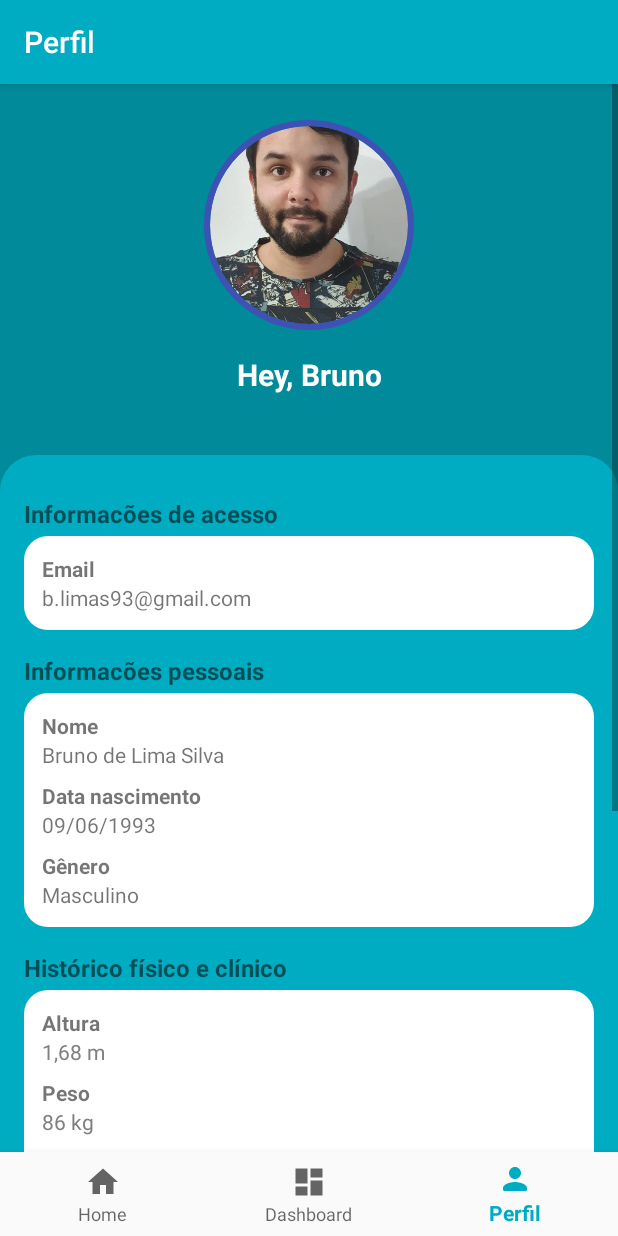
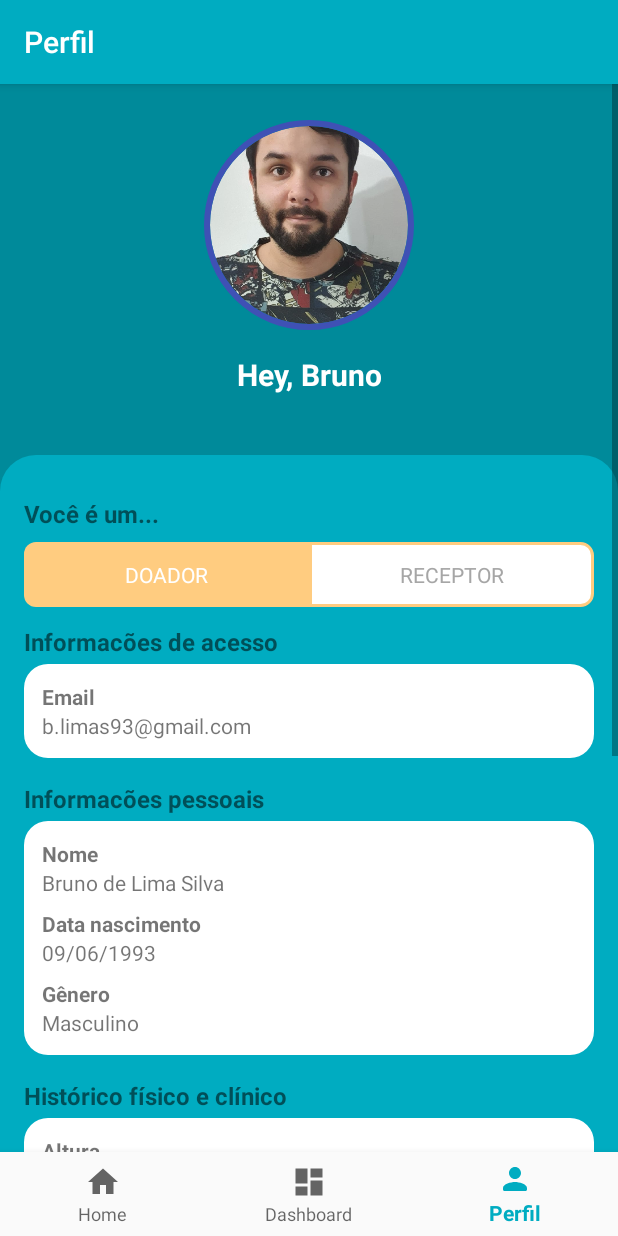
Before and after one commit to MANOLOS-BR/app-livin-other, an Android app: the ProfileFragment screen opened through its navigation route, on a phone screen of 412 x 824 dp. Run offline under Robolectric (Android 15) with nearby library versions, the phone set to English and light mode, and no system bars; our stand-ins replace navigation-ui; plain views replace CircularImageView; 1 statement that could not run was skipped.

Commit message:
update repositoty

```diff
--- a/app/src/main/java/com/manoloscorp/livinother/view/fragment/ProfileFragment.kt
+++ b/app/src/main/java/com/manoloscorp/livinother/view/fragment/ProfileFragment.kt
@@ -5,6 +5,7 @@ import android.util.Log
 import android.view.LayoutInflater
 import android.view.View
 import android.view.ViewGroup
+import android.widget.RadioButton
 import android.widget.Toast
 import androidx.fragment.app.Fragment
 import androidx.lifecycle.Observer
@@ -12,9 +13,10 @@ import androidx.lifecycle.ViewModelProvider
 import com.manoloscorp.livinother.R
 import com.manoloscorp.livinother.service.model.Profile
 import com.manoloscorp.livinother.viewmodel.ProfileViewModel
+import kotlinx.android.synthetic.main.activity_login.*
 import kotlinx.android.synthetic.main.fragment_profile.*
 
-class ProfileFragment : Fragment() {
+class ProfileFragment : Fragment(), View.OnClickListener {
 
     private lateinit var mViewModel: ProfileViewModel
 
@@ -28,20 +30,46 @@ class ProfileFragment : Fragment() {
 
         val root = inflater.inflate(R.layout.fragment_profile, container, false)
 
-        // Cria os observadores
         observe()
 
-        mViewModel.getProfile(1)
+        mViewModel.getProfile(2)
 
         return root
+    }
+
+    override fun onViewCreated(view: View, savedInstanceState: Bundle?) {
+        super.onViewCreated(view, savedInstanceState)
+        setListeners()
+    }
+
+    private fun onRadioButtonClicked(view: View) {
+
+        if (view is RadioButton) {
+            // Is the button now checked?
+            val checked = view.isChecked
+
+            // Check which radio button was clicked
+            when (view.getId()) {
+                R.id.radioButton_donor ->
+                    if (checked) {
+                        radioButton_donor.setTextColor(resources.getColor(R.color.white, null))
+                        radioButton_receiver.setTextColor(resources.getColor(R.color.dark_grey,null)
+                        )
+                    }
+                R.id.radioButton_receiver ->
+                    if (checked) {
+                        radioButton_donor.setTextColor(resources.getColor(R.color.dark_grey, null))
+                        radioButton_receiver.setTextColor(resources.getColor(R.color.white, null))
+                    }
+            }
+        }
+
     }
 
     private fun observe() {
         mViewModel.profile.observe(viewLifecycleOwner, Observer {
             if (it != null) {
-
                 setProfileValues(it)
-
             }
         })
 
@@ -56,14 +84,43 @@ class ProfileFragment : Fragment() {
         text_email.text = profile.email
         text_date_birthday.text = profile.dataNascimento
         text_genre.text = profile.genre
-        profile.userType
+        setProfileType(profile.userType)
         text_weight.text = profile.medicalHistory.weight.toString()
-        text_weight.text = profile.medicalHistory.height.toString()
+        text_height.text = profile.medicalHistory.height.toString()
         checkbox_chemical_addict.isChecked = profile.medicalHistory.drugAddict
         checkbox_alcoholic.isChecked = profile.medicalHistory.alcoholConsumption
         checkbox_communicable_diseases.isChecked = profile.medicalHistory.communicableDisease
         checkbox_degenerative_diseases.isChecked = profile.medicalHistory.degenerativeDisease
-        checkbox_practice_physical_activities.isChecked =
-            profile.medicalHistory.practicePhysicalActivity
+        checkbox_practice_physical_activities.isChecked = profile.medicalHistory.practicePhysicalActivity
+    }
+
+    /**
+     * Inicializa os eventos de click
+     */
+    private fun setListeners() {
+        radioGroup_user_type.setOnClickListener(this)
+        radioButton_donor.setOnClickListener(this)
+        radioButton_receiver.setOnClickListener(this)
+        btn_logout.setOnClickListener(this)
+    }
+
+    private fun setProfileType(value: String){
+        if (value == "DOADOR"){
+            radioButton_donor.isChecked = true
+            onRadioButtonClicked(radioButton_donor)
+        }else{
+            radioButton_receiver.isChecked = true
+            onRadioButtonClicked(radioButton_receiver)
+        }
+
+    }
+
+
+    override fun onClick(view: View) {
+        if (view.id == R.id.radioButton_donor) {
+            onRadioButtonClicked(view)
+        } else if (view.id == R.id.radioButton_receiver) {
+            onRadioButtonClicked(view)
+        }
     }
 }
--- /dev/null
+++ b/app/src/main/res/drawable/radio_button_left_check.xml
@@ -0,0 +1,7 @@
+<?xml version="1.0" encoding="utf-8"?>
+<shape xmlns:android="http://schemas.android.com/apk/res/android">
+    <solid android:color="@color/patter_yellow" />
+    <corners
+        android:bottomLeftRadius="8dp"
+        android:topLeftRadius="8dp" />
+</shape>
--- /dev/null
+++ b/app/src/main/res/drawable/radio_button_left_selector.xml
@@ -0,0 +1,7 @@
+<?xml version="1.0" encoding="utf-8"?>
+<selector xmlns:android="http://schemas.android.com/apk/res/android">
+
+    <item android:drawable="@drawable/radio_button_left_check" android:state_checked="true"/>
+    <item android:drawable="@drawable/radio_button_left_uncheck" android:state_checked="false"/>
+
+</selector>
--- /dev/null
+++ b/app/src/main/res/drawable/radio_button_left_uncheck.xml
@@ -0,0 +1,10 @@
+<?xml version="1.0" encoding="utf-8"?>
+<shape xmlns:android="http://schemas.android.com/apk/res/android">
+    <solid android:color="@color/white" />
+    <corners
+        android:bottomLeftRadius="8dp"
+        android:topLeftRadius="8dp" />
+
+    <stroke android:color="@color/patter_yellow" android:width="2dp"/>
+
+</shape>
--- /dev/null
+++ b/app/src/main/res/drawable/radio_button_right_check.xml
@@ -0,0 +1,7 @@
+<?xml version="1.0" encoding="utf-8"?>
+<shape xmlns:android="http://schemas.android.com/apk/res/android">
+    <solid android:color="@color/patter_yellow" />
+    <corners
+        android:bottomRightRadius="8dp"
+        android:topRightRadius="8dp" />
+</shape>
--- /dev/null
+++ b/app/src/main/res/drawable/radio_button_right_selector.xml
@@ -0,0 +1,7 @@
+<?xml version="1.0" encoding="utf-8"?>
+<selector xmlns:android="http://schemas.android.com/apk/res/android">
+
+    <item android:drawable="@drawable/radio_button_right_check" android:state_checked="true"/>
+    <item android:drawable="@drawable/radio_button_right_uncheck" android:state_checked="false"/>
+
+</selector>
--- /dev/null
+++ b/app/src/main/res/drawable/radio_button_right_uncheck.xml
@@ -0,0 +1,10 @@
+<?xml version="1.0" encoding="utf-8"?>
+<shape xmlns:android="http://schemas.android.com/apk/res/android">
+    <solid android:color="@color/white" />
+    <corners
+        android:bottomRightRadius="8dp"
+        android:topRightRadius="8dp" />
+
+    <stroke android:color="@color/patter_yellow" android:width="2dp"/>
+
+</shape>
--- a/app/src/main/res/layout/fragment_profile.xml
+++ b/app/src/main/res/layout/fragment_profile.xml
@@ -57,7 +57,7 @@
                     android:textColor="@color/white"
                     android:textSize="20sp"
                     android:textStyle="bold"
-                    app:layout_constraintBottom_toBottomOf="parent"
+                    app:layout_constraintBottom_toTopOf="@+id/lbl_text_user_type"
                     app:layout_constraintEnd_toStartOf="@+id/text_user_email"
                     app:layout_constraintHorizontal_bias="0.5"
                     app:layout_constraintHorizontal_chainStyle="packed"
@@ -78,6 +78,7 @@
                     app:layout_constraintStart_toEndOf="@+id/lbl_user_name"
                     app:layout_constraintTop_toTopOf="@+id/lbl_user_name" />
 
+
             </androidx.constraintlayout.widget.ConstraintLayout>
 
             <androidx.constraintlayout.widget.ConstraintLayout
@@ -87,6 +88,57 @@
                 android:layout_marginTop="16dp"
                 android:background="@drawable/shape_card_profile"
                 android:padding="16dp">
+
+                <TextView
+                    android:id="@+id/lbl_text_user_type"
+                    android:layout_width="0dp"
+                    android:layout_height="wrap_content"
+                    android:layout_marginBottom="8dp"
+                    android:text="Você é um..."
+                    android:layout_marginTop="12dp"
+                    android:textSize="16sp"
+                    android:textStyle="bold"
+                    app:layout_constraintBottom_toTopOf="@id/radioGroup_user_type"
+                    app:layout_constraintEnd_toEndOf="parent"
+                    app:layout_constraintStart_toStartOf="parent"
+                    app:layout_constraintTop_toTopOf="parent" />
+
+                <RadioGroup
+                    android:id="@+id/radioGroup_user_type"
+                    android:layout_width="match_parent"
+                    android:layout_height="wrap_content"
+                    android:orientation="horizontal"
+                    app:layout_constraintBottom_toTopOf="@+id/text_info_access"
+                    app:layout_constraintEnd_toEndOf="parent"
+                    app:layout_constraintStart_toStartOf="parent"
+                    app:layout_constraintTop_toBottomOf="@+id/lbl_text_user_type">
+
+                    <RadioButton
+                        android:id="@+id/radioButton_donor"
+                        android:layout_width="0dp"
+                        android:layout_height="wrap_content"
+                        android:layout_weight="1"
+                        android:background="@drawable/radio_button_left_selector"
+                        android:button="@color/transparent"
+                        android:checked="true"
+                        android:gravity="center"
+                        android:padding="12dp"
+                        android:text="DOADOR"
+                        android:textColor="@color/white" />
+
+                    <RadioButton
+                        android:id="@+id/radioButton_receiver"
+                        android:layout_width="0dp"
+                        android:layout_height="wrap_content"
+                        android:layout_weight="1"
+                        android:background="@drawable/radio_button_right_selector"
+                        android:button="@color/transparent"
+                        android:gravity="center"
+                        android:padding="12dp"
+                        android:text="RECEPTOR"
+                        android:textColor="@color/dark_grey" />
+                </RadioGroup>
+
 
                 <TextView
                     android:id="@+id/text_info_access"
@@ -99,7 +151,7 @@
                     app:layout_constraintBottom_toTopOf="@id/container_info_access"
                     app:layout_constraintEnd_toEndOf="parent"
                     app:layout_constraintStart_toStartOf="parent"
-                    app:layout_constraintTop_toTopOf="parent" />
+                    app:layout_constraintTop_toBottomOf="@id/radioGroup_user_type" />
 
                 <androidx.constraintlayout.widget.ConstraintLayout
                     android:id="@+id/container_info_access"
@@ -200,8 +252,8 @@
                         android:id="@+id/text_date_birthday"
                         android:layout_width="0dp"
                         android:layout_height="wrap_content"
+                        android:layout_marginBottom="8dp"
                         android:text="09/06/1993"
-                        android:layout_marginBottom="8dp"
                         app:layout_constraintBottom_toTopOf="@+id/lbl_genre"
                         app:layout_constraintEnd_toEndOf="parent"
                         app:layout_constraintStart_toStartOf="parent"
@@ -380,12 +432,12 @@
                 <Button
                     android:id="@+id/btn_logout"
                     android:layout_width="match_parent"
+                    android:layout_height="wrap_content"
                     android:layout_marginVertical="16dp"
-                    android:layout_height="wrap_content"
                     android:background="@drawable/shape_button_solid"
                     android:text="Logout"
+                    android:textColor="@color/white"
                     android:textSize="16sp"
-                    android:textColor="@color/white"
                     android:textStyle="bold"
                     app:layout_constraintBottom_toBottomOf="parent"
                     app:layout_constraintEnd_toEndOf="parent"
```
